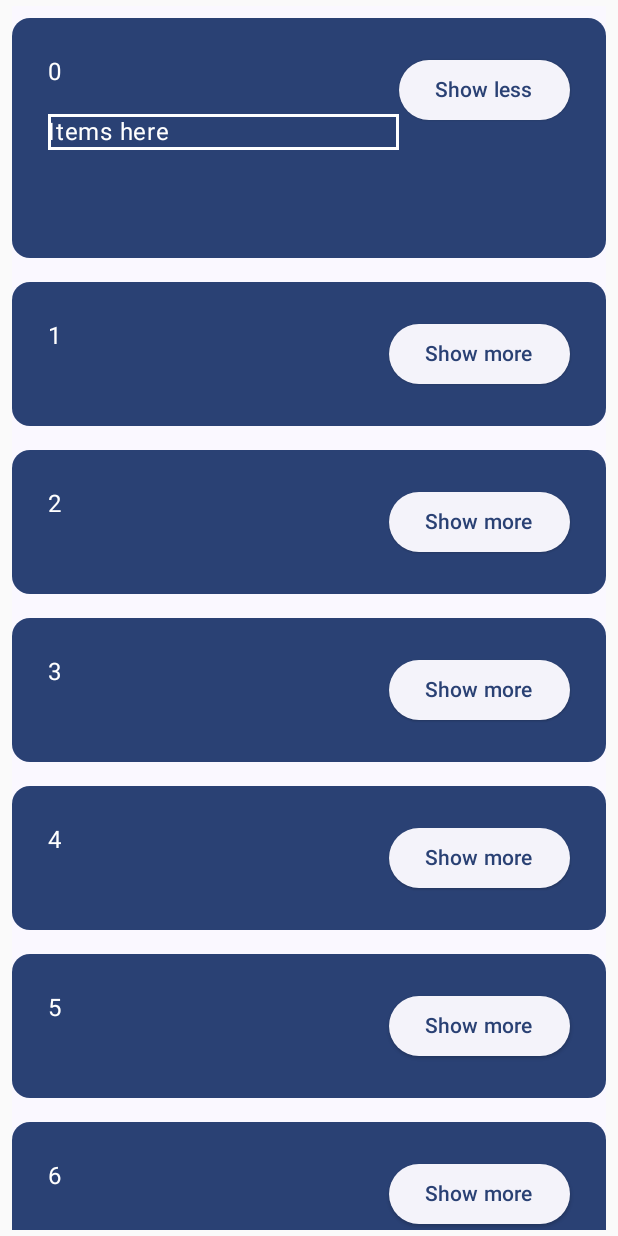
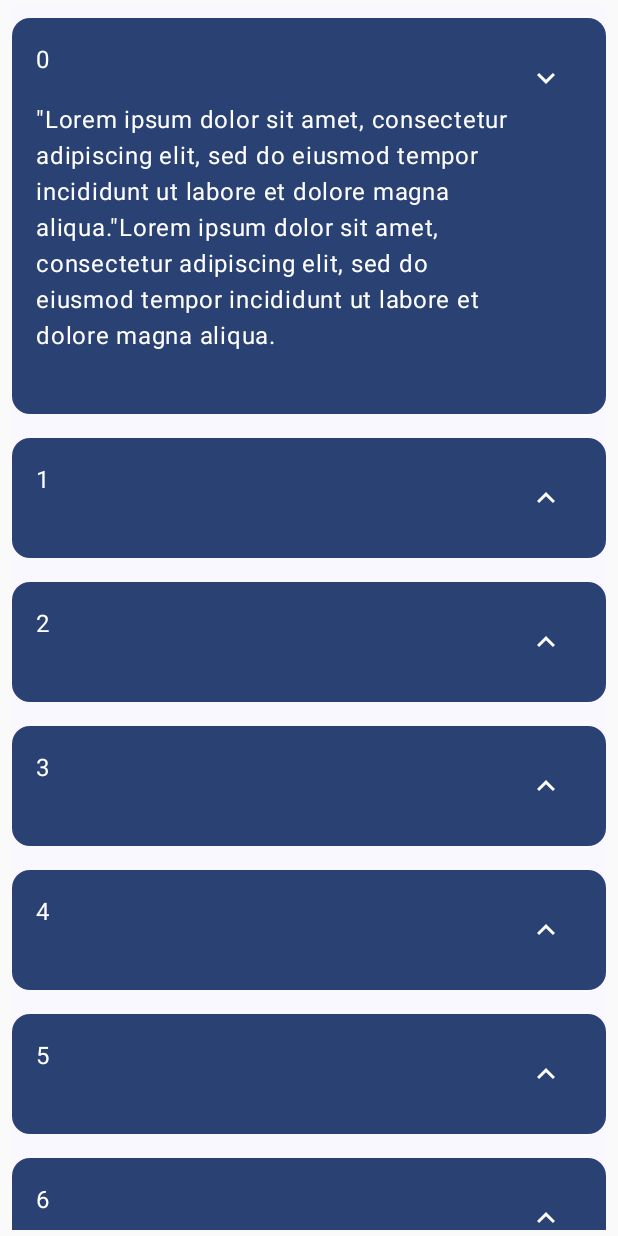
Before and after one commit to leofrs/basic-about-composables, an Android app built with Jetpack Compose: the screen it shows after launch (MainActivity), after a tap on "Show more", on a phone screen of 412 x 824 dp. Run offline under Robolectric (Android 15) with nearby library versions, the phone set to English and light mode, and no system bars.

Commit message:
projeto finalizado

```diff
--- a/app/src/main/java/com/example/basicscodelab/MainActivity.kt
+++ b/app/src/main/java/com/example/basicscodelab/MainActivity.kt
@@ -4,7 +4,9 @@ import android.os.Bundle
 import androidx.activity.ComponentActivity
 import androidx.activity.compose.setContent
 import androidx.activity.enableEdgeToEdge
-import androidx.compose.foundation.border
+import androidx.compose.animation.core.Spring
+import androidx.compose.animation.core.animateDpAsState
+import androidx.compose.animation.core.spring
 import androidx.compose.foundation.layout.Column
 import androidx.compose.foundation.layout.Row
 import androidx.compose.foundation.layout.Spacer
@@ -13,19 +15,24 @@ import androidx.compose.foundation.layout.height
 import androidx.compose.foundation.layout.padding
 import androidx.compose.foundation.lazy.LazyColumn
 import androidx.compose.foundation.lazy.items
+import androidx.compose.material.icons.Icons
+import androidx.compose.material.icons.filled.KeyboardArrowDown
+import androidx.compose.material.icons.filled.KeyboardArrowUp
 import androidx.compose.material3.Card
 import androidx.compose.material3.CardColors
-import androidx.compose.material3.ElevatedButton
+import androidx.compose.material3.Icon
+import androidx.compose.material3.IconButton
 import androidx.compose.material3.MaterialTheme
 import androidx.compose.material3.Surface
 import androidx.compose.material3.Text
 import androidx.compose.runtime.Composable
 import androidx.compose.runtime.getValue
 import androidx.compose.runtime.mutableStateOf
-import androidx.compose.runtime.remember
+import androidx.compose.runtime.saveable.rememberSaveable
 import androidx.compose.runtime.setValue
 import androidx.compose.ui.Modifier
 import androidx.compose.ui.graphics.Color
+import androidx.compose.ui.res.stringResource
 import androidx.compose.ui.tooling.preview.Preview
 import androidx.compose.ui.unit.dp
 import com.example.basicscodelab.ui.theme.BasicsCodelabTheme
@@ -59,8 +66,14 @@ fun MyApp() {
 
 @Composable
 fun CardList(name: String) {
-    var expanded by remember { mutableStateOf(false) }
-    val extraPadding = if (expanded) 48.dp else 0.dp
+    var expanded by rememberSaveable { mutableStateOf(false) }
+    val extraPadding by animateDpAsState(
+        if (expanded) 24.dp else 0.dp,
+        animationSpec = spring(
+            dampingRatio = Spring.DampingRatioMediumBouncy,
+            stiffness = Spring.StiffnessLow
+        ), label = ""
+    )
 
     Card(
         modifier = Modifier.padding(vertical = 8.dp),
@@ -70,20 +83,25 @@ fun CardList(name: String) {
             disabledContentColor = Color.Unspecified,
             disabledContainerColor = Color.Unspecified)
     ) {
-        Row(modifier = Modifier.padding(24.dp)) {
+        Row(modifier = Modifier.padding(16.dp)) {
             Column(
                 modifier = Modifier
                     .weight(1f)
-                    .padding(bottom = extraPadding),
+                    .padding(bottom = extraPadding).fillMaxSize(),
             ) {
                 Text(text = name)
                 Spacer(modifier = Modifier.height(16.dp))
                 if (expanded) CardListItems()
             }
-            ElevatedButton(
-                onClick = { expanded = !expanded }
-            ) {
-                Text(if (expanded) "Show less" else "Show more")
+            IconButton(onClick = { expanded = !expanded }) {
+                Icon(
+                    imageVector = if (expanded) Icons.Default.KeyboardArrowDown else Icons.Default.KeyboardArrowUp,
+                    contentDescription = if (expanded) {
+                        stringResource(R.string.show_less)
+                    } else {
+                        stringResource(R.string.show_more)
+                    }
+                )
             }
         }
 
@@ -92,10 +110,8 @@ fun CardList(name: String) {
 
 @Composable
 fun CardListItems() {
-    Row(
-        modifier = Modifier.fillMaxSize().border(2.dp, color = Color.White)
-    ) {
-        Text(text = "Items here")
+    Row(modifier = Modifier.fillMaxSize()) {
+        Text(text = ("\"Lorem ipsum dolor sit amet, consectetur adipiscing elit, sed do eiusmod tempor incididunt ut labore et dolore magna aliqua.").repeat(2))
     }
 
 }
--- a/app/src/main/res/values/strings.xml
+++ b/app/src/main/res/values/strings.xml
@@ -1,3 +1,5 @@
 <resources>
     <string name="app_name">BasicsCodelab</string>
+    <string name="show_less">Show less</string>
+    <string name="show_more">Show more</string>
 </resources>
```
